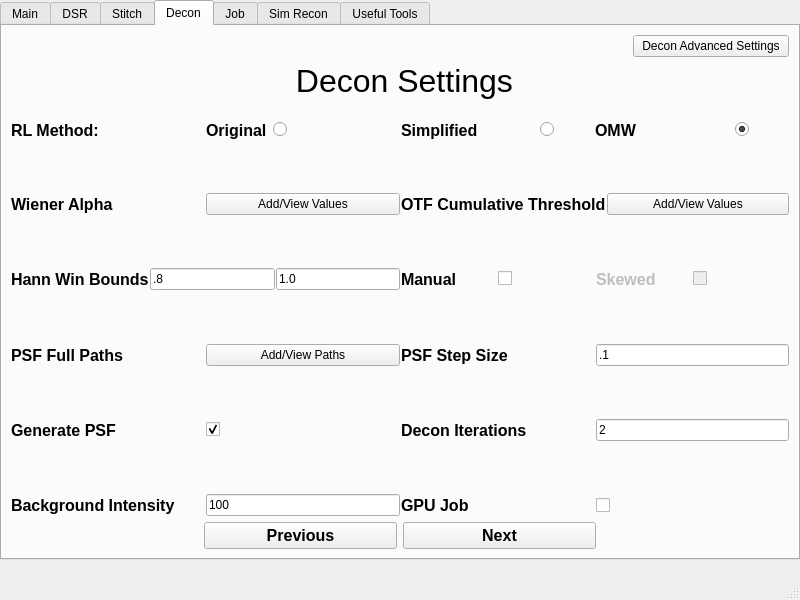
Above: src/mainwindow.ui from abcucberkeley/PetaKit5D-GUI before the change. Below: the same form after it.
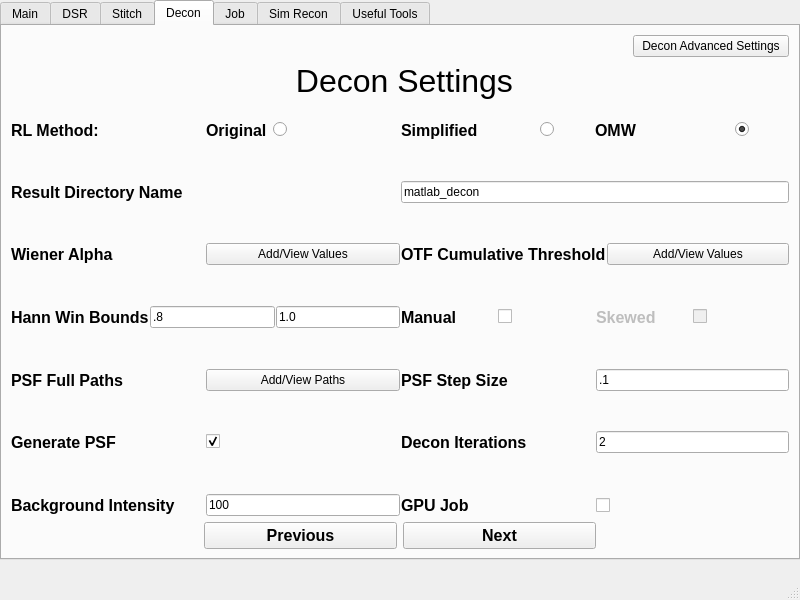
That is the form after the change. The open tabs and pages were chosen to show the change.

Commit message: Added Result Directory Name to Decon

Patch:
```diff
--- a/src/mainwindow.ui
+++ b/src/mainwindow.ui
@@ -2079,7 +2079,7 @@
        </layout>
       </item>
       <item row="1" column="0">
-       <layout class="QVBoxLayout" name="verticalLayout_12" stretch="1,1,1,1,1,1,1,1,1,1,1">
+       <layout class="QVBoxLayout" name="verticalLayout_12" stretch="1,1,1,1,1,1,1,1,1,1,1,1,1">
         <property name="spacing">
          <number>1</number>
         </property>
@@ -2287,6 +2287,47 @@
           </property>
          </spacer>
         </item>
+        <item>
+         <layout class="QHBoxLayout" name="horizontalLayout_263">
+          <item>
+           <layout class="QHBoxLayout" name="horizontalLayout_262" stretch="1,1">
+            <item>
+             <widget class="QLabel" name="deconResultDirNameLabel">
+              <property name="font">
+               <font>
+                <pointsize>12</pointsize>
+                <bold>true</bold>
+               </font>
+              </property>
+              <property name="text">
+               <string>Result Directory Name</string>
+              </property>
+             </widget>
+            </item>
+            <item>
+             <widget class="QLineEdit" name="deconResultDirNameLineEdit">
+              <property name="text">
+               <string>matlab_decon</string>
+              </property>
+             </widget>
+            </item>
+           </layout>
+          </item>
+         </layout>
+        </item>
+        <item>
+         <spacer name="verticalSpacer_127">
+          <property name="orientation">
+           <enum>Qt::Vertical</enum>
+          </property>
+          <property name="sizeHint" stdset="0">
+           <size>
+            <width>20</width>
+            <height>40</height>
+           </size>
+          </property>
+         </spacer>
+        </item>
         <item>
          <layout class="QHBoxLayout" name="horizontalLayout_216" stretch="1,1">
           <item>
```
Left out of the diff: 4 changed lines with no effect on the pictures. Lines whose indentation alone changed are shown as unchanged. The commit also changes 2 other files.
